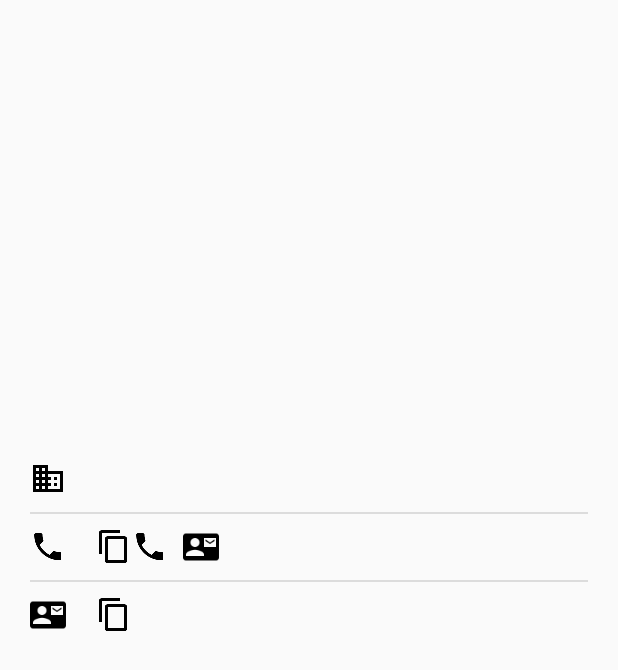
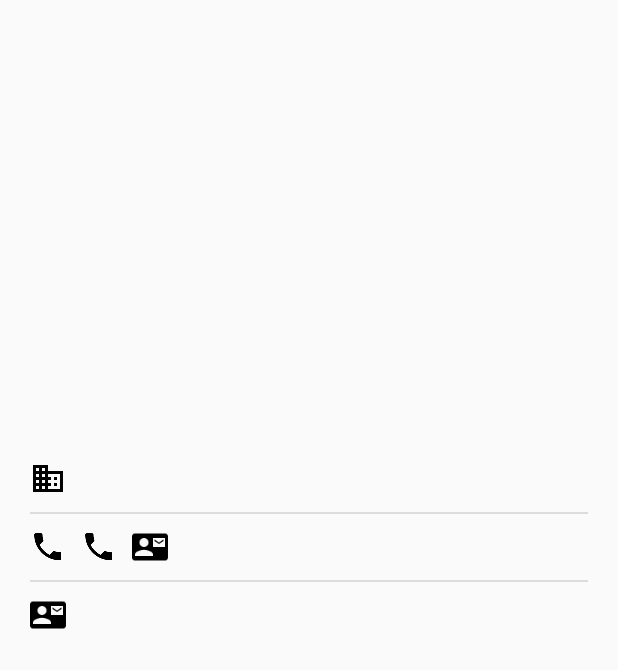
Before and after one commit to ashutoshpurohit/SCHPARERP, an Android app: the fragment SchoolContactFragment shown on its own in the app's theme, on a phone screen of 412 x 824 dp. Shown: the top 670 px of the screen. Run offline under Robolectric (Android 15) with nearby library versions, the phone set to English and light mode, and no system bars; pictures from the network do not load.

Commit message:
Removing copy icon

```diff
--- a/mobile/Android/app/src/main/res/layout/fragment_schoolcontact.xml
+++ b/mobile/Android/app/src/main/res/layout/fragment_schoolcontact.xml
@@ -123,12 +123,12 @@
                     android:autoLink="phone"
                     />
 
-                <ImageView
+                <!--<ImageView
                     android:layout_width="wrap_content"
                     android:layout_height="wrap_content"
                     android:layout_marginLeft="10dp"
                     android:src="@drawable/ic_content_copy"
-                    />
+                    />-->
                 <ImageView
                     android:id="@+id/ic_phone_contact2"
                     android:layout_width="wrap_content"
@@ -186,11 +186,11 @@
                     android:textSize="16sp"
                     />
 
-                <ImageView
+                <!--<ImageView
                     android:layout_width="wrap_content"
                     android:layout_height="wrap_content"
                     android:layout_marginLeft="10dp"
-                    android:src="@drawable/ic_content_copy"
+                    android:src="@drawable/ic_content_copy"-->
                     />
             </LinearLayout>
         </LinearLayout>
```
